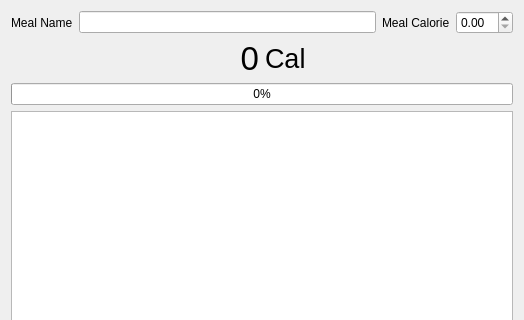
Qt form widget.ui (mjavadHasanzade/qt-calorie-tracker-app) before a commit; both pictures show x 0 to 524 and y 0 to 320 of the 524 by 491 pixel window.
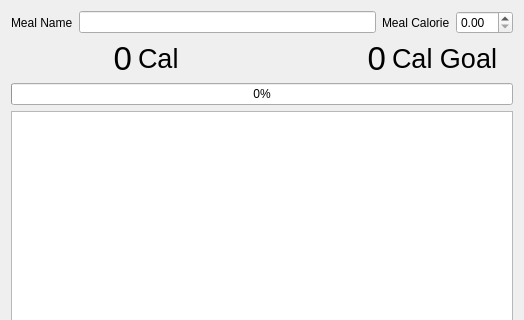
The same form after that commit.

Diff of the .ui file:
```diff
--- a/widget.ui
+++ b/widget.ui
@@ -49,6 +49,8 @@
       </layout>
      </item>
      <item>
+      <layout class="QHBoxLayout" name="horizontalLayout_5">
+       <item>
       <layout class="QHBoxLayout" name="horizontalLayout_6">
        <item>
         <widget class="QLabel" name="totalCalorieLabel">
@@ -76,6 +78,39 @@
           <string>Cal</string>
          </property>
         </widget>
+         </item>
+        </layout>
+       </item>
+       <item>
+        <layout class="QHBoxLayout" name="horizontalLayout_7">
+         <item>
+          <widget class="QLabel" name="dailyGoalLabel">
+           <property name="font">
+            <font>
+             <pointsize>25</pointsize>
+            </font>
+           </property>
+           <property name="text">
+            <string>0</string>
+           </property>
+           <property name="alignment">
+            <set>Qt::AlignRight|Qt::AlignTrailing|Qt::AlignVCenter</set>
+           </property>
+          </widget>
+         </item>
+         <item>
+          <widget class="QLabel" name="label_4">
+           <property name="font">
+            <font>
+             <pointsize>20</pointsize>
+            </font>
+           </property>
+           <property name="text">
+            <string>Cal Goal</string>
+           </property>
+          </widget>
+         </item>
+        </layout>
        </item>
       </layout>
      </item>
```
Lines whose indentation alone changed are shown as unchanged.
